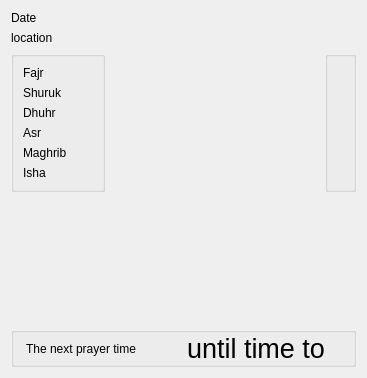
Old version of the form alquds/gui/homewidget.ui in the repository ghannami/alQuds.
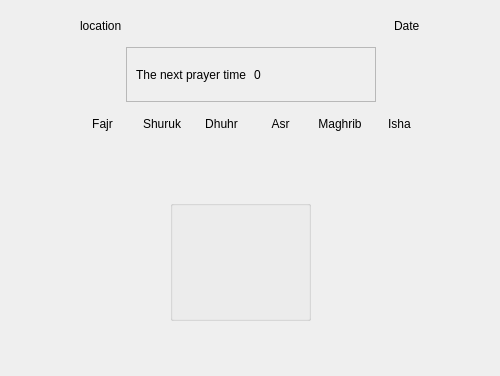
New version of the form. Icons and pictures are not drawn.

What changed in the file:
```diff
--- a/alquds/gui/homewidget.ui
+++ b/alquds/gui/homewidget.ui
@@ -6,8 +6,8 @@
    <rect>
     <x>0</x>
     <y>0</y>
-    <width>367</width>
-    <height>378</height>
+    <width>500</width>
+    <height>376</height>
    </rect>
   </property>
   <property name="maximumSize">
@@ -19,163 +19,168 @@
   <property name="windowTitle">
    <string>Form</string>
   </property>
-  <layout class="QVBoxLayout" name="verticalLayout_2">
-   <item>
-    <layout class="QVBoxLayout" name="verticalLayout">
-     <item>
-      <widget class="QLabel" name="dateLabel">
-       <property name="text">
-        <string>Date</string>
-       </property>
-      </widget>
-     </item>
-     <item>
-      <widget class="QLabel" name="locationLabel">
-       <property name="text">
-        <string>location</string>
-       </property>
-      </widget>
-     </item>
-    </layout>
-   </item>
-   <item>
-    <layout class="QHBoxLayout" name="horizontalLayout">
-     <item>
-      <widget class="QGroupBox" name="groupBox">
-       <property name="title">
-        <string/>
+  <widget class="QWidget" name="widget" native="true">
+   <property name="geometry">
+    <rect>
+     <x>76</x>
+     <y>113</y>
+     <width>350</width>
+     <height>60</height>
+    </rect>
        </property>
        <layout class="QGridLayout" name="gridLayout">
+    <property name="topMargin">
+     <number>0</number>
+    </property>
+    <item row="0" column="1">
+     <widget class="QLabel" name="shurukLabel">
+      <property name="text">
+       <string>Shuruk</string>
+      </property>
+      <property name="alignment">
+       <set>Qt::AlignCenter</set>
+      </property>
+     </widget>
+    </item>
+    <item row="0" column="3">
+     <widget class="QLabel" name="asrLabel">
+      <property name="text">
+       <string>Asr</string>
+      </property>
+      <property name="alignment">
+       <set>Qt::AlignCenter</set>
+      </property>
+     </widget>
+    </item>
+    <item row="1" column="0">
+     <widget class="QLabel" name="fajrTime">
+      <property name="text">
+       <string/>
+      </property>
+      <property name="alignment">
+       <set>Qt::AlignCenter</set>
+      </property>
+     </widget>
+    </item>
         <item row="0" column="0">
          <widget class="QLabel" name="fajrLabel">
           <property name="text">
            <string>Fajr</string>
           </property>
-         </widget>
-        </item>
-        <item row="4" column="1">
-         <widget class="QLabel" name="maghribIcon">
-          <property name="text">
-           <string/>
-          </property>
-         </widget>
-        </item>
-        <item row="0" column="1">
-         <widget class="QLabel" name="fajrIcon">
-          <property name="text">
-           <string/>
-          </property>
-          <property name="pixmap">
-           <pixmap>:/icons/icons/12/active.png</pixmap>
+      <property name="alignment">
+       <set>Qt::AlignCenter</set>
           </property>
          </widget>
         </item>
         <item row="0" column="2">
-         <widget class="QLabel" name="fajrTime">
-          <property name="text">
-           <string/>
-          </property>
-         </widget>
-        </item>
-        <item row="1" column="0">
-         <widget class="QLabel" name="shurukLabel">
-          <property name="text">
-           <string>Shuruk</string>
-          </property>
-         </widget>
-        </item>
-        <item row="1" column="1">
-         <widget class="QLabel" name="shurukIcon">
-          <property name="text">
-           <string/>
-          </property>
-         </widget>
-        </item>
-        <item row="1" column="2">
-         <widget class="QLabel" name="shurukTime">
-          <property name="text">
-           <string/>
-          </property>
-         </widget>
-        </item>
-        <item row="2" column="0">
          <widget class="QLabel" name="dhurLabel">
           <property name="text">
            <string>Dhuhr</string>
           </property>
-         </widget>
-        </item>
-        <item row="2" column="1">
-         <widget class="QLabel" name="dhurIcon">
-          <property name="text">
-           <string/>
+      <property name="alignment">
+       <set>Qt::AlignCenter</set>
           </property>
          </widget>
         </item>
-        <item row="2" column="2">
-         <widget class="QLabel" name="dhurTime">
-          <property name="text">
-           <string/>
-          </property>
-         </widget>
-        </item>
-        <item row="3" column="0">
-         <widget class="QLabel" name="asrLabel">
-          <property name="text">
-           <string>Asr</string>
-          </property>
-         </widget>
-        </item>
-        <item row="3" column="1">
-         <widget class="QLabel" name="asrIcon">
+    <item row="1" column="1">
+     <widget class="QLabel" name="shurukTime">
+      <property name="minimumSize">
+       <size>
+        <width>0</width>
+        <height>33</height>
+       </size>
+      </property>
+      <property name="maximumSize">
+       <size>
+        <width>16777215</width>
+        <height>16777215</height>
+       </size>
+      </property>
           <property name="text">
            <string/>
           </property>
-         </widget>
-        </item>
-        <item row="3" column="2">
-         <widget class="QLabel" name="asrTime">
-          <property name="text">
-           <string/>
+      <property name="alignment">
+       <set>Qt::AlignCenter</set>
           </property>
          </widget>
         </item>
-        <item row="4" column="0">
+    <item row="0" column="4">
          <widget class="QLabel" name="maghribLabel">
           <property name="text">
            <string>Maghrib</string>
           </property>
-         </widget>
-        </item>
-        <item row="5" column="0">
+      <property name="alignment">
+       <set>Qt::AlignCenter</set>
+      </property>
+     </widget>
+    </item>
+    <item row="0" column="5">
          <widget class="QLabel" name="ishaLabel">
           <property name="text">
            <string>Isha</string>
           </property>
-         </widget>
-        </item>
-        <item row="4" column="2">
+      <property name="alignment">
+       <set>Qt::AlignCenter</set>
+      </property>
+     </widget>
+    </item>
+    <item row="1" column="2">
+     <widget class="QLabel" name="dhurTime">
+      <property name="text">
+       <string/>
+      </property>
+      <property name="alignment">
+       <set>Qt::AlignCenter</set>
+      </property>
+     </widget>
+    </item>
+    <item row="1" column="3">
+     <widget class="QLabel" name="asrTime">
+      <property name="text">
+       <string/>
+      </property>
+      <property name="alignment">
+       <set>Qt::AlignCenter</set>
+      </property>
+     </widget>
+    </item>
+    <item row="1" column="4">
          <widget class="QLabel" name="maghribTime">
           <property name="text">
            <string/>
           </property>
-         </widget>
-        </item>
-        <item row="5" column="1">
-         <widget class="QLabel" name="ishaIcon">
-          <property name="text">
-           <string/>
+      <property name="alignment">
+       <set>Qt::AlignCenter</set>
           </property>
          </widget>
         </item>
-        <item row="5" column="2">
+    <item row="1" column="5">
          <widget class="QLabel" name="ishaTime">
           <property name="text">
            <string/>
           </property>
+      <property name="alignment">
+       <set>Qt::AlignCenter</set>
+      </property>
          </widget>
         </item>
        </layout>
+  </widget>
+  <widget class="QWidget" name="widget_3" native="true">
+   <property name="geometry">
+    <rect>
+     <x>80</x>
+     <y>10</y>
+     <width>340</width>
+     <height>31</height>
+    </rect>
+   </property>
+   <layout class="QHBoxLayout" name="horizontalLayout">
+    <item>
+     <widget class="QLabel" name="locationLabel">
+      <property name="text">
+       <string>location</string>
+      </property>
       </widget>
      </item>
      <item>
@@ -192,7 +197,55 @@
       </spacer>
      </item>
      <item>
+     <widget class="QLabel" name="dateLabel">
+      <property name="text">
+       <string>Date</string>
+      </property>
+     </widget>
+    </item>
+   </layout>
+  </widget>
+  <widget class="QFrame" name="nextPrayerFrame">
+   <property name="geometry">
+    <rect>
+     <x>126</x>
+     <y>47</y>
+     <width>250</width>
+     <height>55</height>
+    </rect>
+   </property>
+   <property name="frameShape">
+    <enum>QFrame::StyledPanel</enum>
+   </property>
+   <property name="frameShadow">
+    <enum>QFrame::Raised</enum>
+   </property>
+   <layout class="QHBoxLayout" name="horizontalLayout_2">
+    <item>
+     <widget class="QLabel" name="nextPrayerLabel">
+      <property name="text">
+       <string>The next prayer time</string>
+      </property>
+     </widget>
+    </item>
+    <item>
+     <widget class="QLabel" name="untilTimeLabel">
+      <property name="text">
+       <string>0</string>
+      </property>
+     </widget>
+    </item>
+   </layout>
+  </widget>
       <widget class="QGroupBox" name="serviceBox">
+   <property name="geometry">
+    <rect>
+     <x>170</x>
+     <y>200</y>
+     <width>141</width>
+     <height>121</height>
+    </rect>
+   </property>
        <property name="title">
         <string/>
        </property>
@@ -215,66 +268,6 @@
         </item>
        </layout>
       </widget>
-     </item>
-    </layout>
-   </item>
-   <item>
-    <spacer name="verticalSpacer">
-     <property name="orientation">
-      <enum>Qt::Vertical</enum>
-     </property>
-     <property name="sizeHint" stdset="0">
-      <size>
-       <width>20</width>
-       <height>40</height>
-      </size>
-     </property>
-    </spacer>
-   </item>
-   <item>
-    <widget class="QGroupBox" name="groupBox">
-     <layout class="QHBoxLayout" name="horizontalLayout_2">
-      <property name="spacing">
-       <number>6</number>
-      </property>
-      <property name="sizeConstraint">
-       <enum>QLayout::SetMinimumSize</enum>
-      </property>
-      <property name="leftMargin">
-       <number>12</number>
-      </property>
-      <property name="topMargin">
-       <number>0</number>
-      </property>
-      <property name="rightMargin">
-       <number>12</number>
-      </property>
-      <property name="bottomMargin">
-       <number>0</number>
-      </property>
-      <item>
-       <widget class="QLabel" name="nextPrayerLabel">
-        <property name="text">
-         <string>The next prayer time</string>
-        </property>
-       </widget>
-      </item>
-      <item>
-       <widget class="QLabel" name="untiTimeLabel">
-        <property name="font">
-         <font>
-          <pointsize>20</pointsize>
-         </font>
-        </property>
-        <property name="text">
-         <string>until time to</string>
-        </property>
-       </widget>
-      </item>
-     </layout>
-    </widget>
-   </item>
-  </layout>
  </widget>
  <resources/>
  <connections/>
```
Lines whose indentation alone changed are shown as unchanged.
